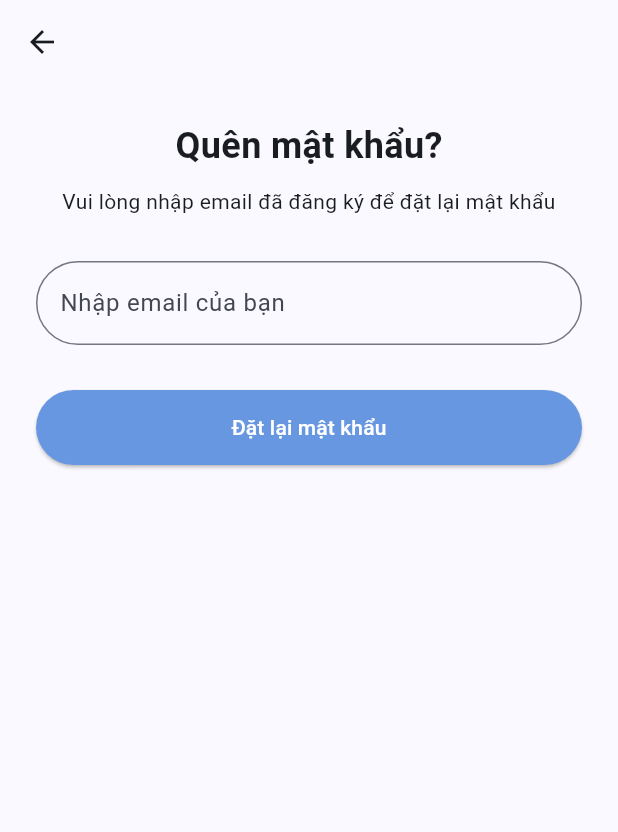
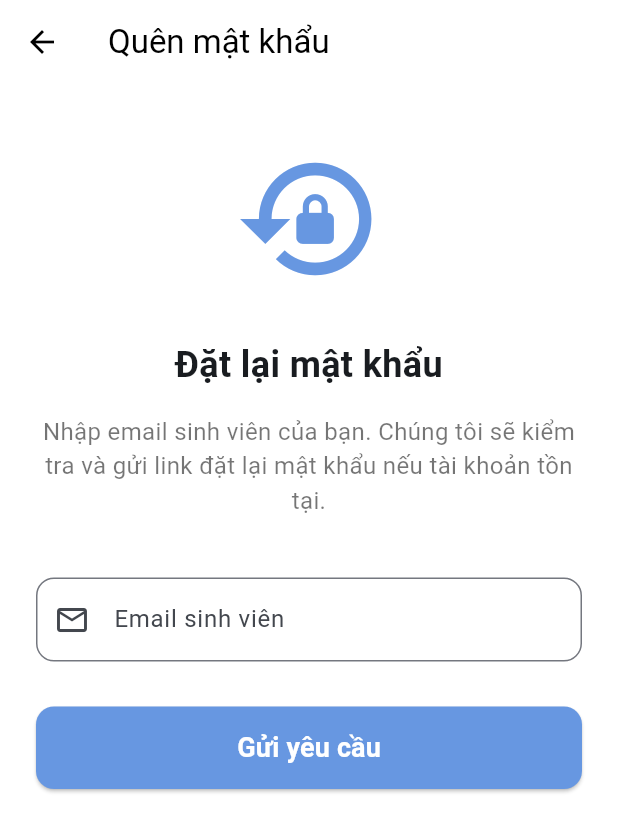
Before and after one commit to tnthanh26/My-Uni, a Flutter app: the LoginPage screen opened by its route, after a tap on "Quên mật khẩu?", on a phone screen of 412 x 824 dp. Shown: the top 832 px of the screen. Run offline on Flutter 3.47's test engine with Material 3 defaults, Android fonts, the light colour scheme and no system bars; our stand-ins replace cloud_firestore, firebase_auth, firebase_core; accounts and stored records are empty; generated files the repository leaves out were written again.

Commit message:
Add forgot password logic

```diff
--- a/lib/features/forgot_password_page.dart
+++ b/lib/features/forgot_password_page.dart
@@ -1,60 +1,133 @@
 import 'package:flutter/material.dart';
+import 'package:firebase_auth/firebase_auth.dart';
+import 'package:cloud_firestore/cloud_firestore.dart';
 
-class ForgotPasswordFlow extends StatefulWidget {
-  const ForgotPasswordFlow({super.key});
+class ForgotPasswordPage extends StatefulWidget {
+  const ForgotPasswordPage({super.key});
 
   @override
-  State<ForgotPasswordFlow> createState() => _ForgotPasswordFlowState();
+  State<ForgotPasswordPage> createState() => _ForgotPasswordPageState();
 }
 
-class _ForgotPasswordFlowState extends State<ForgotPasswordFlow> {
-  int _step = 1; // Tracks which of the 5 screens to show
+class _ForgotPasswordPageState extends State<ForgotPasswordPage> {
+  final _emailController = TextEditingController();
+  bool _isLoading = false;
 
-  void _nextStep() => setState(() => _step++);
-  void _reset() => Navigator.pop(context);
+  @override
+  void dispose() {
+    _emailController.dispose();
+    super.dispose();
+  }
+
+  // Hàm hiển thị thông báo nhanh
+  void _showSnackBar(String message) {
+    ScaffoldMessenger.of(context).showSnackBar(
+      SnackBar(content: Text(message), duration: const Duration(seconds: 3)),
+    );
+  }
+
+  Future<void> _resetPassword() async {
+    final email = _emailController.text.trim();
+    if (email.isEmpty) return;
+
+    setState(() => _isLoading = true);
+
+    try {
+      // 1. Kiểm tra trong Firestore
+      final userQuery = await FirebaseFirestore.instance
+          .collection('users')
+          .where('email', isEqualTo: email)
+          .get();
+
+      // KIỂM TRA CHÍNH XÁC: Nếu docs trống nghĩa là email chưa đăng ký
+      if (userQuery.docs.isEmpty) {
+        if (mounted) {
+          _showSnackBar('Tài khoản này không tồn tại trong hệ thống MyUni.');
+        }
+        setState(() => _isLoading = false);
+        return; // Dừng lại ở đây, không chạy lệnh gửi email bên dưới
+      }
+
+      // 2. Nếu tìm thấy email, mới tiến hành gửi link reset
+      await FirebaseAuth.instance.sendPasswordResetEmail(email: email);
+
+      if (mounted) {
+        _showSnackBar('Link đặt lại mật khẩu đã được gửi đến email của bạn.');
+        Navigator.pop(context);
+      }
+    } catch (e) {
+      // Chỉ khi có lỗi kết nối mạng hoặc lỗi server thì mới nhảy vào đây
+      _showSnackBar('Lỗi kết nối: $e');
+    } finally {
+      if (mounted) setState(() => _isLoading = false);
+    }
+  }
 
   @override
   Widget build(BuildContext context) {
     return Scaffold(
-      appBar: AppBar(leading: BackButton(onPressed: _step == 1 ? _reset : () => setState(() => _step--))),
-      body: Padding(
-        padding: const EdgeInsets.all(24.0),
-        child: _buildStep(),
+      backgroundColor: Colors.white,
+      appBar: AppBar(
+        title: const Text('Quên mật khẩu', style: TextStyle(color: Colors.black)),
+        backgroundColor: Colors.white,
+        elevation: 0,
+        leading: const BackButton(color: Colors.black),
+      ),
+      body: SafeArea(
+        child: SingleChildScrollView(
+          padding: const EdgeInsets.symmetric(horizontal: 24.0),
+          child: Column(
+            crossAxisAlignment: CrossAxisAlignment.stretch,
+            children: [
+              const SizedBox(height: 40),
+              const Icon(Icons.lock_reset, size: 100, color: Color(0xFF6797E1)),
+              const SizedBox(height: 30),
+              const Text(
+                'Đặt lại mật khẩu',
+                style: TextStyle(fontSize: 24, fontWeight: FontWeight.bold),
+                textAlign: TextAlign.center,
+              ),
+              const SizedBox(height: 16),
+              const Text(
+                'Nhập email sinh viên của bạn. Chúng tôi sẽ kiểm tra và gửi link đặt lại mật khẩu nếu tài khoản tồn tại.',
+                textAlign: TextAlign.center,
+                style: TextStyle(fontSize: 16, color: Colors.black54),
+              ),
+              const SizedBox(height: 40),
+              TextFormField(
+                controller: _emailController,
+                keyboardType: TextInputType.emailAddress,
+                decoration: InputDecoration(
+                  labelText: 'Email sinh viên',
+                  hintText: '...@student.edu.vn',
+                  border: OutlineInputBorder(borderRadius: BorderRadius.circular(12)),
+                  prefixIcon: const Icon(Icons.email_outlined),
+                ),
+              ),
+              const SizedBox(height: 30),
+              ElevatedButton(
+                onPressed: _isLoading ? null : _resetPassword,
+                style: ElevatedButton.styleFrom(
+                  backgroundColor: const Color(0xFF6797E1),
+                  foregroundColor: Colors.white,
+                  minimumSize: const Size(double.infinity, 55),
+                  shape: RoundedRectangleBorder(borderRadius: BorderRadius.circular(12)),
+                ),
+                child: _isLoading
+                    ? const SizedBox(
+                  width: 24,
+                  height: 24,
+                  child: CircularProgressIndicator(color: Colors.white, strokeWidth: 2),
+                )
+                    : const Text(
+                  'Gửi yêu cầu',
+                  style: TextStyle(fontSize: 18, fontWeight: FontWeight.bold),
+                ),
+              ),
+            ],
+          ),
+        ),
       ),
     );
   }
-
-  Widget _buildStep() {
-    switch (_step) {
-      case 1: return _stepOne(); // "Quên mật khẩu?"
-      case 2: return _stepTwo(); // "Kiểm tra email"
-      case 3: return _stepThree(); // "Đã đặt lại mật khẩu!"
-      case 4: return _stepFour(); // "Đặt mật khẩu mới"
-      case 5: return _stepFive(); // "Đổi mật khẩu thành công!"
-      default: return _stepOne();
-    }
-  }
-
-  // --- Placeholder for your Screen 1 (Design: Forgot Password) ---
-  Widget _stepOne() => Column(
-    children: [
-      const Text("Quên mật khẩu?", style: TextStyle(fontSize: 24, fontWeight: FontWeight.bold)),
-      const SizedBox(height: 10),
-      const Text("Vui lòng nhập email đã đăng ký để đặt lại mật khẩu", textAlign: TextAlign.center),
-      const SizedBox(height: 30),
-      TextField(decoration: InputDecoration(hintText: "Nhập email của bạn", border: OutlineInputBorder(borderRadius: BorderRadius.circular(30)))),
-      const SizedBox(height: 30),
-      ElevatedButton(
-        onPressed: _nextStep,
-        style: ElevatedButton.styleFrom(minimumSize: const Size(double.infinity, 50), backgroundColor: const Color(0xFF6797E1)),
-        child: const Text("Đặt lại mật khẩu", style: TextStyle(color: Colors.white)),
-      )
-    ],
-  );
-
-  // Note: You can follow this pattern for steps 2-5 based on your images!
-  Widget _stepTwo() => const Center(child: Text("Step 2: Check Email UI"));
-  Widget _stepThree() => const Center(child: Text("Step 3: Verification UI"));
-  Widget _stepFour() => const Center(child: Text("Step 4: New Password UI"));
-  Widget _stepFive() => const Center(child: Text("Step 5: Success UI"));
 }
--- a/lib/main.dart
+++ b/lib/main.dart
@@ -38,7 +38,7 @@ class MyUniApp extends StatelessWidget {
         '/login': (context) => const LoginPage(),
         '/signup': (context) => const SignUpPage(),
         '/otp': (context) => const OtpPage(),
-        '/forgot_password': (context) => const ForgotPasswordFlow(),
+        '/forgot_password': (context) => const ForgotPasswordPage(),
         '/home': (context) => const HomePage(),
       },
     );
```
